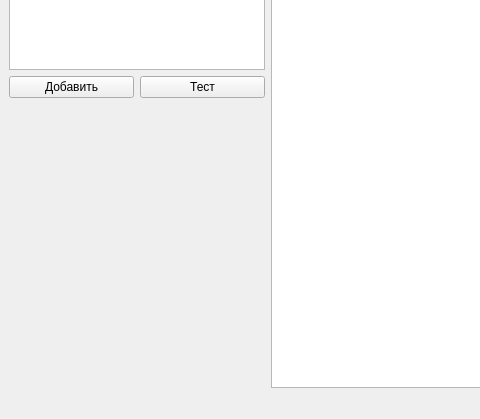
Before: the Qt Designer form MainWindow.ui in piza0-0/BankRegister, drawn with Qt 5; both pictures show x 0 to 480 and y 381 to 800 of the 1200 by 800 pixel window.
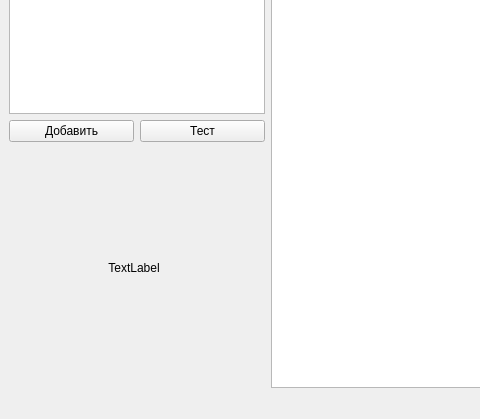
After: the same form once the commit is applied.

Commit message: Добавлено лого MainWindow. Изменен дизайн

What changed in the file:
```diff
--- a/MainWindow.ui
+++ b/MainWindow.ui
@@ -214,12 +214,56 @@
          <enum>Qt::Vertical</enum>
         </property>
         <property name="sizeType">
-         <enum>QSizePolicy::Minimum</enum>
+         <enum>QSizePolicy::Fixed</enum>
         </property>
         <property name="sizeHint" stdset="0">
          <size>
           <width>20</width>
-          <height>290</height>
+          <height>20</height>
+         </size>
+        </property>
+       </spacer>
+      </item>
+      <item>
+       <widget class="QLabel" name="l_logo">
+        <property name="sizePolicy">
+         <sizepolicy hsizetype="Fixed" vsizetype="Fixed">
+          <horstretch>0</horstretch>
+          <verstretch>0</verstretch>
+         </sizepolicy>
+        </property>
+        <property name="minimumSize">
+         <size>
+          <width>250</width>
+          <height>200</height>
+         </size>
+        </property>
+        <property name="maximumSize">
+         <size>
+          <width>16777215</width>
+          <height>200</height>
+         </size>
+        </property>
+        <property name="text">
+         <string>TextLabel</string>
+        </property>
+        <property name="alignment">
+         <set>Qt::AlignCenter</set>
+        </property>
+       </widget>
+      </item>
+      <item>
+       <spacer name="verticalSpacer_2">
+        <property name="orientation">
+         <enum>Qt::Vertical</enum>
+        </property>
+        <property name="sizeType">
+         <enum>QSizePolicy::Fixed</enum>
+        </property>
+        <property name="sizeHint" stdset="0">
+         <size>
+          <width>20</width>
+          <height>20</height>
          </size>
         </property>
        </spacer>
```
The commit also changes 6 other files.
